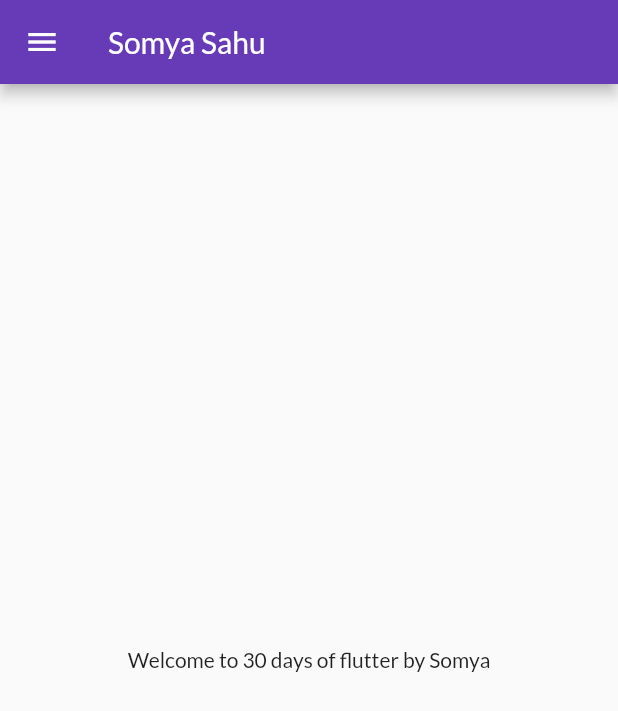
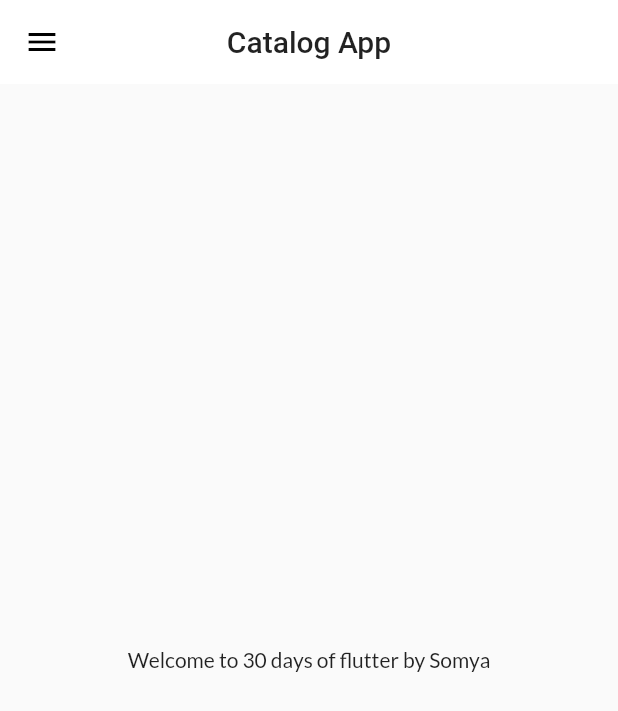
Before and after one commit to SomyaRanjanSahu/Catalog-App, a Flutter app: the screen it shows after launch, on a phone screen of 412 x 824 dp. Shown: the top 711 px of the screen. Run offline on Flutter 3.47's test engine with Material 2 defaults, Android fonts, the phone set to English and light mode, and no system bars; our stand-ins replace google_fonts.

Commit message:
Themes extracted

```diff
--- a/lib/main.dart
+++ b/lib/main.dart
@@ -2,7 +2,7 @@ import 'package:flutter/material.dart';
 import 'package:flutter_catalog/pages/home_page.dart';
 import 'package:flutter_catalog/pages/login_page.dart'; // Importing material dart package
 import 'package:flutter_catalog/utils/routes.dart';
-import 'package:google_fonts/google_fonts.dart';
+import 'widgets/themes.dart';
 
 void main() {
   runApp(MyApp()); // runs the widgets of the app
@@ -14,12 +14,9 @@ class MyApp extends StatelessWidget {
     return MaterialApp(
       // home: HomePage(),
       themeMode: ThemeMode.light,
-      theme: ThemeData(
-        primarySwatch: Colors.deepPurple,
-        fontFamily: GoogleFonts.lato().fontFamily,
-      ),
-      darkTheme: ThemeData(brightness: Brightness.dark),
-      debugShowCheckedModeBanner: false, // for dark theme
+      theme: MyTheme.lightTheme(context),
+      darkTheme: MyTheme.darkTheme(context),
+      debugShowCheckedModeBanner: false,
       initialRoute: MyRoutes.homeRoute, // to run 'homepage' in the beginning
       routes: {
         "/": (context) => LoginPage(), // initial route
--- a/lib/pages/home_page.dart
+++ b/lib/pages/home_page.dart
@@ -1,3 +1,5 @@
+import 'dart:ui';
+
 import 'package:flutter/material.dart';
 import 'package:flutter_catalog/widgets/drawer.dart';
 
@@ -9,7 +11,7 @@ class HomePage extends StatelessWidget {
   Widget build(BuildContext context) {
     return Scaffold(
       appBar: AppBar(
-        title: Text("Somya Sahu"),
+        title: Text("Catalog App"),
       ),
       body: Center(
         child: Container(
--- /dev/null
+++ b/lib/widgets/themes.dart
@@ -0,0 +1,19 @@
+import 'package:flutter/material.dart';
+import 'package:google_fonts/google_fonts.dart';
+
+class MyTheme {
+  static ThemeData lightTheme(BuildContext context) => ThemeData(
+      primarySwatch: Colors.deepPurple,
+      fontFamily: GoogleFonts.lato().fontFamily,
+      appBarTheme: AppBarTheme(
+        color: Colors.white,
+        elevation: 0.0,
+        iconTheme: IconThemeData(color: Colors.black),
+        textTheme: Theme.of(context).textTheme,
+        centerTitle: true,
+      ));
+
+  static ThemeData darkTheme(BuildContext context) => ThemeData(
+        brightness: Brightness.dark,
+      );
+}
```
